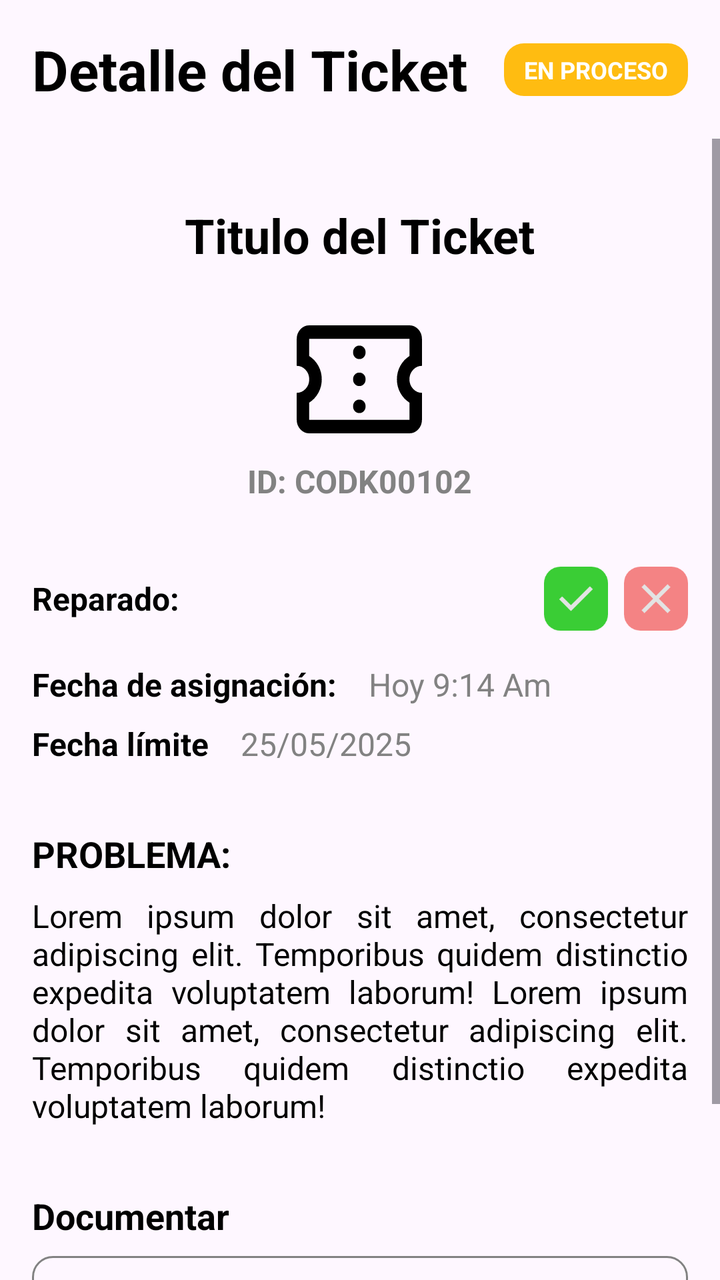
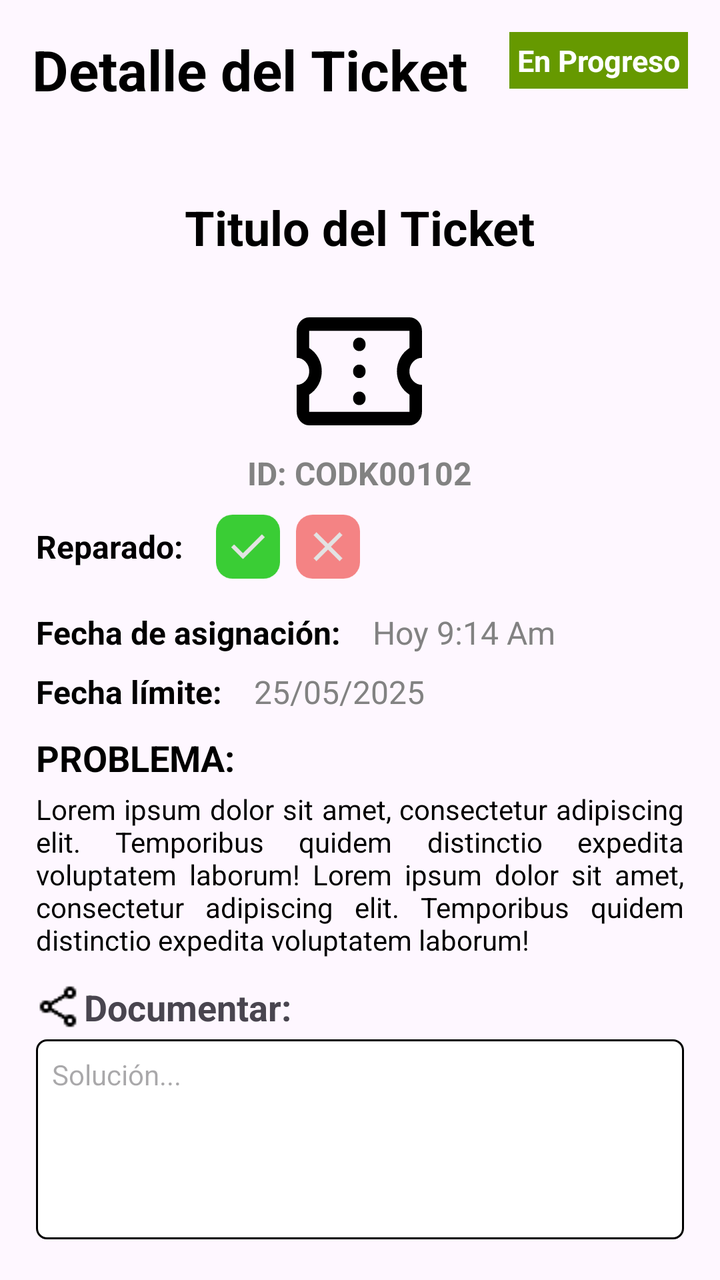

Two renders of the same Android screen: before a commit and after it. Below are the layout's source before the change and the commit's diff.
<!-- AndroidManifest.xml: application theme Theme.ReparApp -->
<!-- res/layout/fragment_report_detail_dialog.xml -->
<?xml version="1.0" encoding="utf-8"?>
<androidx.constraintlayout.widget.ConstraintLayout xmlns:android="http://schemas.android.com/apk/res/android"
    xmlns:tools="http://schemas.android.com/tools"
    android:layout_width="match_parent"
    android:layout_height="match_parent"
    xmlns:app="http://schemas.android.com/apk/res-auto"
    tools:context=".views.fragments.TicketDetailFragment">

    <androidx.constraintlayout.widget.ConstraintLayout
        android:id="@+id/detailHeader"
        android:layout_width="0dp"
        android:layout_height="wrap_content"
        android:padding="16dp"
        app:layout_constraintTop_toTopOf="parent"
        app:layout_constraintStart_toStartOf="parent"
        app:layout_constraintEnd_toEndOf="parent">

        <TextView
            android:id="@+id/headerTitle"
            android:layout_width="wrap_content"
            android:layout_height="wrap_content"
            android:text="Detalle del Ticket"
            android:textColor="@android:color/black"
            android:textSize="28sp"
            android:textStyle="bold"
            app:layout_constraintStart_toStartOf="parent"
            app:layout_constraintTop_toTopOf="parent"
            app:layout_constraintBottom_toBottomOf="parent" />

        <TextView
            android:id="@+id/statusBadge"
            android:layout_width="wrap_content"
            android:layout_height="wrap_content"
            android:text="EN PROCESO"
            android:textColor="@color/white"
            android:background="@drawable/bg_estado"
            android:paddingVertical="5dp"
            android:paddingHorizontal="10dp"
            android:textSize="12sp"
            android:textStyle="bold"
            app:layout_constraintEnd_toEndOf="parent"
            app:layout_constraintTop_toTopOf="parent"
            app:layout_constraintBottom_toBottomOf="parent" />

    </androidx.constraintlayout.widget.ConstraintLayout>

    <ScrollView
        android:layout_width="0dp"
        android:layout_height="0dp"
        android:fillViewport="true"
        app:layout_constraintTop_toBottomOf="@id/detailHeader"
        app:layout_constraintStart_toStartOf="parent"
        app:layout_constraintEnd_toEndOf="parent"
        app:layout_constraintBottom_toBottomOf="parent">

        <LinearLayout
            android:layout_width="match_parent"
            android:layout_height="wrap_content"
            android:orientation="vertical"
            android:padding="16dp">

            <TextView
                android:id="@+id/ticketMainTitle"
                android:layout_width="wrap_content"
                android:layout_height="wrap_content"
                android:text="Titulo del Ticket"
                android:textColor="@android:color/black"
                android:textSize="24sp"
                android:textStyle="bold"
                android:layout_marginTop="16dp"
                android:layout_gravity="center_horizontal" />

            <LinearLayout
                android:layout_width="wrap_content"
                android:layout_height="wrap_content"
                android:orientation="vertical"
                android:gravity="center_horizontal"
                android:layout_marginTop="24dp"
                android:layout_gravity="center_horizontal">

                <ImageView
                    android:layout_width="64dp"
                    android:layout_height="64dp"
                    android:src="@drawable/ic_ticket_black"
                    android:contentDescription="Ticket Icon"
                    app:tint="@android:color/black" />

                <TextView
                    android:layout_width="wrap_content"
                    android:layout_height="wrap_content"
                    android:text="ID: CODK00102"
                    android:textColor="@color/grey"
                    android:textSize="16sp"
                    android:layout_marginTop="8dp"
                    android:textStyle="bold"
                    />
            </LinearLayout>

            <LinearLayout
                android:layout_width="match_parent"
                android:layout_height="wrap_content"
                android:orientation="horizontal"
                android:gravity="center_vertical"
                android:layout_marginTop="32dp">

                <TextView
                    android:layout_width="0dp"
                    android:layout_height="wrap_content"
                    android:layout_weight="1"
                    android:text="Reparado:"
                    android:textColor="@android:color/black"
                    android:textSize="16sp"
                    android:textStyle="bold"
                    android:layout_marginEnd="16dp" />

                <ImageView
                    android:layout_width="32dp"
                    android:layout_height="32dp"
                    android:src="@drawable/ic_check_circle_green"
                    android:contentDescription="Reparado Yes"
                    android:layout_marginEnd="8dp" />

                <ImageView
                    android:layout_width="32dp"
                    android:layout_height="32dp"
                    android:src="@drawable/ic_cancel_red"
                    android:contentDescription="Reparado No" />
            </LinearLayout>

            <LinearLayout
                android:layout_width="match_parent"
                android:layout_height="wrap_content"
                android:orientation="horizontal"
                android:layout_marginTop="16dp">

                <TextView
                    android:layout_width="wrap_content"
                    android:layout_height="wrap_content"
                    android:text="Fecha de asignación:"
                    android:textColor="@android:color/black"
                    android:textSize="16sp"
                    android:textStyle="bold"
                    android:layout_marginEnd="16dp" />

                <TextView
                    android:id="@+id/fechaAsignacionValue"
                    android:layout_width="0dp"
                    android:layout_height="wrap_content"
                    android:layout_weight="1"
                    android:text="Hoy 9:14 Am"
                    android:textColor="@color/grey"
                    android:textSize="16sp" />
            </LinearLayout>

            <LinearLayout
                android:layout_width="match_parent"
                android:layout_height="wrap_content"
                android:orientation="horizontal"
                android:layout_marginTop="8dp">

                <TextView
                    android:layout_width="wrap_content"
                    android:layout_height="wrap_content"
                    android:text="Fecha límite"
                    android:textColor="@android:color/black"
                    android:textSize="16sp"
                    android:textStyle="bold"
                    android:layout_marginEnd="16dp" />

                <TextView
                    android:id="@+id/fechaLimiteValue"
                    android:layout_width="0dp"
                    android:layout_height="wrap_content"
                    android:layout_weight="1"
                    android:text="25/05/2025"
                    android:textColor="@color/grey"
                    android:textSize="16sp" />
            </LinearLayout>

            <TextView
                android:layout_width="wrap_content"
                android:layout_height="wrap_content"
                android:text="PROBLEMA:"
                android:textColor="@android:color/black"
                android:textSize="18sp"
                android:textStyle="bold"
                android:layout_marginTop="32dp" />

            <TextView
                android:id="@+id/problemaDescription"
                android:layout_width="match_parent"
                android:layout_height="wrap_content"
                android:text="Lorem ipsum dolor sit amet, consectetur adipiscing elit. Temporibus quidem distinctio expedita voluptatem laborum! Lorem ipsum dolor sit amet, consectetur adipiscing elit. Temporibus quidem distinctio expedita voluptatem laborum!"
                android:textColor="@color/black"
                android:textSize="16sp"
                android:justificationMode="inter_word"
                android:layout_marginTop="8dp" />

            <TextView
                android:layout_width="wrap_content"
                android:layout_height="wrap_content"
                android:text="Documentar"
                android:textColor="@android:color/black"
                android:textSize="18sp"
                android:textStyle="bold"
                android:layout_marginTop="32dp" />

            <androidx.appcompat.widget.AppCompatEditText
                android:id="@+id/solutionEditText"
                android:layout_width="match_parent"
                android:layout_height="wrap_content"
                android:hint="@string/solucion"
                android:minHeight="100dp"
                android:gravity="top"
                android:padding="12dp"
                android:background="@drawable/bg_solucion"
                android:textColor="@color/grey"
                android:textColorHint="@android:color/darker_gray"
                android:textSize="16sp"
                android:layout_marginTop="8dp"
                android:imeOptions="actionDone"
                android:inputType="textMultiLine" />

        </LinearLayout>
    </ScrollView>


</androidx.constraintlayout.widget.ConstraintLayout>
<!-- resources referenced by this layout -->
<resources>
  <color name="black">#FF000000</color>
  <color name="grey">#828282</color>
  <color name="white">#FFFFFFFF</color>
  <!-- drawable bg_estado (drawable) -->
  <?xml version="1.0" encoding="utf-8"?>
  <selector xmlns:android="http://schemas.android.com/apk/res/android">
      <item>
          <shape android:shape="rectangle">
              
              <solid android:color="#FFBC11"/>
              <corners android:radius="10dp"/>
          </shape>
      </item>
  </selector>
  <!-- drawable bg_solucion (drawable) -->
  <?xml version="1.0" encoding="utf-8"?>
  <selector xmlns:android="http://schemas.android.com/apk/res/android">
      <item>
          <shape android:shape="rectangle">
              <stroke android:color="#828282" android:width="1dp"/>
              <corners android:radius="10dp"/>
          </shape>
      </item>
  </selector>
  <!-- drawable ic_cancel_red (drawable) -->
  <vector xmlns:android="http://schemas.android.com/apk/res/android"
      android:width="31dp"
      android:height="31dp"
      android:viewportWidth="31"
      android:viewportHeight="31">
    <path
        android:pathData="M8,0L23,0A8,8 0,0 1,31 8L31,23A8,8 0,0 1,23 31L8,31A8,8 0,0 1,0 23L0,8A8,8 0,0 1,8 0z"
        android:fillColor="#F26666"
        android:fillAlpha="0.8"/>
    <path
        android:pathData="M9.9,22.5L8.5,21.1L14.1,15.5L8.5,9.9L9.9,8.5L15.5,14.1L21.1,8.5L22.5,9.9L16.9,15.5L22.5,21.1L21.1,22.5L15.5,16.9L9.9,22.5Z"
        android:fillColor="#E3E3E3"/>
  </vector>
  <!-- drawable ic_check_circle_green (drawable) -->
  <vector xmlns:android="http://schemas.android.com/apk/res/android"
      android:width="31dp"
      android:height="31dp"
      android:viewportWidth="31"
      android:viewportHeight="31">
    <path
        android:pathData="M8,0L23,0A8,8 0,0 1,31 8L31,23A8,8 0,0 1,23 31L8,31A8,8 0,0 1,0 23L0,8A8,8 0,0 1,8 0z"
        android:fillColor="#09C203"
        android:fillAlpha="0.8"/>
    <path
        android:pathData="M13.05,21.513L7.35,15.813L8.775,14.387L13.05,18.663L22.225,9.488L23.65,10.913L13.05,21.513Z"
        android:fillColor="#E3E3E3"/>
  </vector>
  <!-- drawable ic_ticket_black: vector/xml drawable (drawable, 2171 chars, omitted) -->
  <string name="solucion">Solución</string>
  <style name="Theme.ReparApp" parent="Base.Theme.ReparApp" />
  <style name="Base.Theme.ReparApp" parent="Theme.Material3.DayNight.NoActionBar">
          
          
      </style>
</resources>

<!-- the commit's change to res/layout/fragment_report_detail_dialog.xml (unified diff, before → after) -->
@@ -28,19 +28,16 @@
             app:layout_constraintBottom_toBottomOf="parent" />
 
         <TextView
-            android:id="@+id/statusBadge"
+            android:id="@+id/txtEstado"
             android:layout_width="wrap_content"
             android:layout_height="wrap_content"
-            android:text="EN PROCESO"
+            android:text="En Progreso"
             android:textColor="@color/white"
-            android:background="@drawable/bg_estado"
-            android:paddingVertical="5dp"
-            android:paddingHorizontal="10dp"
-            android:textSize="12sp"
+            android:background="@android:color/holo_green_dark"
+            android:padding="4dp"
+            android:textSize="15sp"
             android:textStyle="bold"
-            app:layout_constraintEnd_toEndOf="parent"
-            app:layout_constraintTop_toTopOf="parent"
-            app:layout_constraintBottom_toBottomOf="parent" />
+            app:layout_constraintEnd_toEndOf="parent"/>
 
     </androidx.constraintlayout.widget.ConstraintLayout>
 
@@ -57,7 +54,7 @@
             android:layout_width="match_parent"
             android:layout_height="wrap_content"
             android:orientation="vertical"
-            android:padding="16dp">
+            android:padding="18dp">
 
             <TextView
                 android:id="@+id/ticketMainTitle"
@@ -67,7 +64,7 @@
                 android:textColor="@android:color/black"
                 android:textSize="24sp"
                 android:textStyle="bold"
-                android:layout_marginTop="16dp"
+                android:layout_marginTop="10dp"
                 android:layout_gravity="center_horizontal" />
 
             <LinearLayout
@@ -101,12 +98,11 @@
                 android:layout_height="wrap_content"
                 android:orientation="horizontal"
                 android:gravity="center_vertical"
-                android:layout_marginTop="32dp">
-
-                <TextView
-                    android:layout_width="0dp"
-                    android:layout_height="wrap_content"
-                    android:layout_weight="1"
+                android:layout_marginTop="10dp">
+
+                <TextView
+                    android:layout_width="wrap_content"
+                    android:layout_height="wrap_content"
                     android:text="Reparado:"
                     android:textColor="@android:color/black"
                     android:textSize="16sp"
@@ -161,7 +157,7 @@
                 <TextView
                     android:layout_width="wrap_content"
                     android:layout_height="wrap_content"
-                    android:text="Fecha límite"
+                    android:text="Fecha límite:"
                     android:textColor="@android:color/black"
                     android:textSize="16sp"
                     android:textStyle="bold"
@@ -184,7 +180,7 @@
                 android:textColor="@android:color/black"
                 android:textSize="18sp"
                 android:textStyle="bold"
-                android:layout_marginTop="32dp" />
+                android:layout_marginTop="10dp" />
 
             <TextView
                 android:id="@+id/problemaDescription"
@@ -192,35 +188,32 @@
                 android:layout_height="wrap_content"
                 android:text="Lorem ipsum dolor sit amet, consectetur adipiscing elit. Temporibus quidem distinctio expedita voluptatem laborum! Lorem ipsum dolor sit amet, consectetur adipiscing elit. Temporibus quidem distinctio expedita voluptatem laborum!"
                 android:textColor="@color/black"
-                android:textSize="16sp"
+                android:textSize="14sp"
                 android:justificationMode="inter_word"
-                android:layout_marginTop="8dp" />
-
-            <TextView
-                android:layout_width="wrap_content"
-                android:layout_height="wrap_content"
-                android:text="Documentar"
-                android:textColor="@android:color/black"
+                android:layout_marginTop="4dp" />
+
+            <TextView
+                android:layout_width="match_parent"
+                android:layout_height="wrap_content"
+                android:drawableStart="@drawable/ic_share"
+                android:text="Documentar: "
                 android:textSize="18sp"
                 android:textStyle="bold"
-                android:layout_marginTop="32dp" />
-
-            <androidx.appcompat.widget.AppCompatEditText
-                android:id="@+id/solutionEditText"
+                android:layout_marginTop="12dp"/>
+
+            
+            <EditText
+                android:id="@+id/edtReportDetailDocumentation"
                 android:layout_width="match_parent"
                 android:layout_height="wrap_content"
                 android:hint="@string/solucion"
+                android:gravity="top"
                 android:minHeight="100dp"
-                android:gravity="top"
-                android:padding="12dp"
-                android:background="@drawable/bg_solucion"
-                android:textColor="@color/grey"
-                android:textColorHint="@android:color/darker_gray"
-                android:textSize="16sp"
-                android:layout_marginTop="8dp"
-                android:imeOptions="actionDone"
-                android:inputType="textMultiLine" />
-
+                android:textSize="14sp"
+                android:background="@drawable/edittext_reportsolution"
+                android:inputType="textMultiLine"
+                android:layout_marginTop="4dp"
+                android:imeOptions="actionDone"/>
         </LinearLayout>
     </ScrollView>
 
<!-- resource entries referenced after the edit -->
@@ -3,27 +3,18 @@
   <color name="black">#FF000000</color>
   <color name="grey">#828282</color>
   <color name="white">#FFFFFFFF</color>
-  <!-- drawable bg_estado (drawable) -->
+  <!-- drawable edittext_reportsolution (drawable) -->
   <?xml version="1.0" encoding="utf-8"?>
-  <selector xmlns:android="http://schemas.android.com/apk/res/android">
-      <item>
-          <shape android:shape="rectangle">
-              
-              <solid android:color="#FFBC11"/>
-              <corners android:radius="10dp"/>
-          </shape>
-      </item>
-  </selector>
-  <!-- drawable bg_solucion (drawable) -->
-  <?xml version="1.0" encoding="utf-8"?>
-  <selector xmlns:android="http://schemas.android.com/apk/res/android">
-      <item>
-          <shape android:shape="rectangle">
-              <stroke android:color="#828282" android:width="1dp"/>
-              <corners android:radius="10dp"/>
-          </shape>
-      </item>
-  </selector>
+  <shape xmlns:android="http://schemas.android.com/apk/res/android"
+      android:shape="rectangle">
+      <solid android:color="@color/white"/>
+      <stroke android:width="1dp" android:color="#000000"/>
+      <corners android:radius="5dp"/>
+      <padding android:left="8dp"
+          android:bottom="8dp"
+          android:right="8dp"
+          android:top="8dp"/>
+  </shape>
   <!-- drawable ic_cancel_red (drawable) -->
   <vector xmlns:android="http://schemas.android.com/apk/res/android"
       android:width="31dp"
@@ -52,8 +43,9 @@
         android:pathData="M13.05,21.513L7.35,15.813L8.775,14.387L13.05,18.663L22.225,9.488L23.65,10.913L13.05,21.513Z"
         android:fillColor="#E3E3E3"/>
   </vector>
+  <!-- drawable ic_share: png bitmap (drawable, 338 bytes) -->
   <!-- drawable ic_ticket_black: vector/xml drawable (drawable, 2171 chars, omitted) -->
-  <string name="solucion">Solución</string>
+  <string name="solucion">Solución...</string>
   <style name="Theme.ReparApp" parent="Base.Theme.ReparApp" />
   <style name="Base.Theme.ReparApp" parent="Theme.Material3.DayNight.NoActionBar">
           
